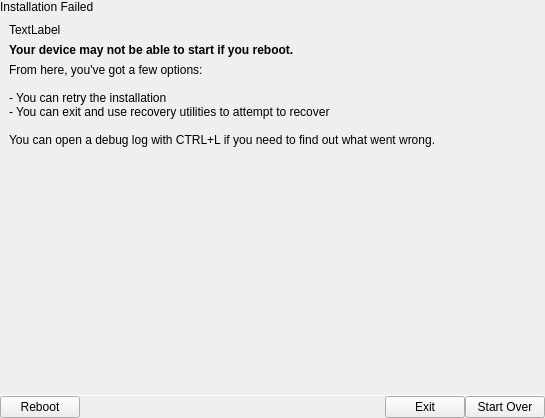
Old version of the form installer/pages/finishedpage.ui in the repository theCheeseboard/scallop.
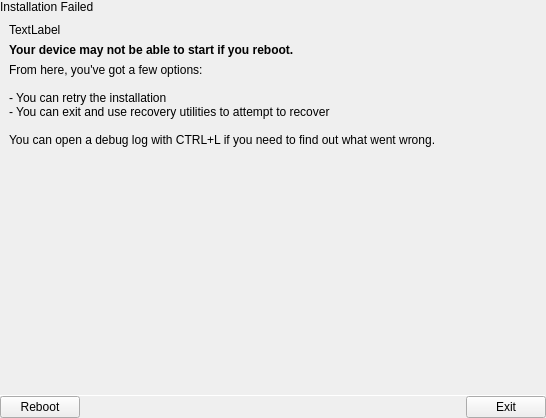
New version of the form. The open tabs and pages were chosen to show the change. Icons and pictures are not drawn. Custom widgets are drawn as their Qt base class.

What changed in the file:
```diff
--- a/installer/pages/finishedpage.ui
+++ b/installer/pages/finishedpage.ui
@@ -6,7 +6,7 @@
    <rect>
     <x>0</x>
     <y>0</y>
-    <width>545</width>
+    <width>546</width>
     <height>418</height>
    </rect>
   </property>
@@ -291,17 +291,6 @@
            </property>
           </widget>
          </item>
-         <item>
-          <widget class="QPushButton" name="startOverButton">
-           <property name="text">
-            <string>Start Over</string>
-           </property>
-           <property name="icon">
-            <iconset theme="view-refresh">
-             <normaloff>.</normaloff>.</iconset>
-           </property>
-          </widget>
-         </item>
         </layout>
        </item>
       </layout>
```
